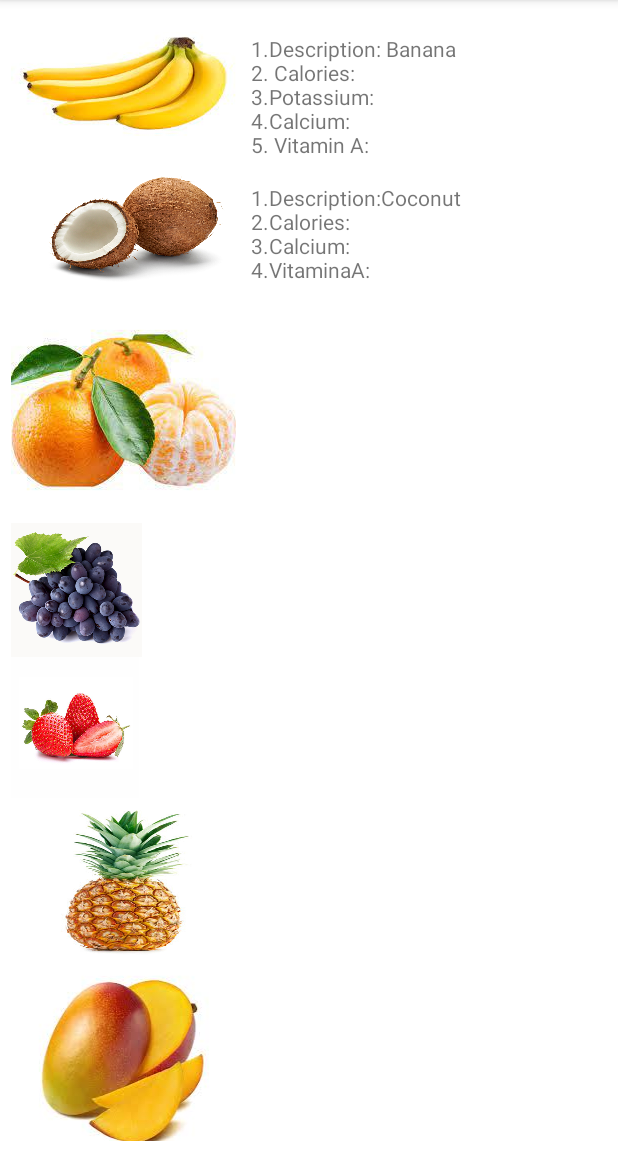
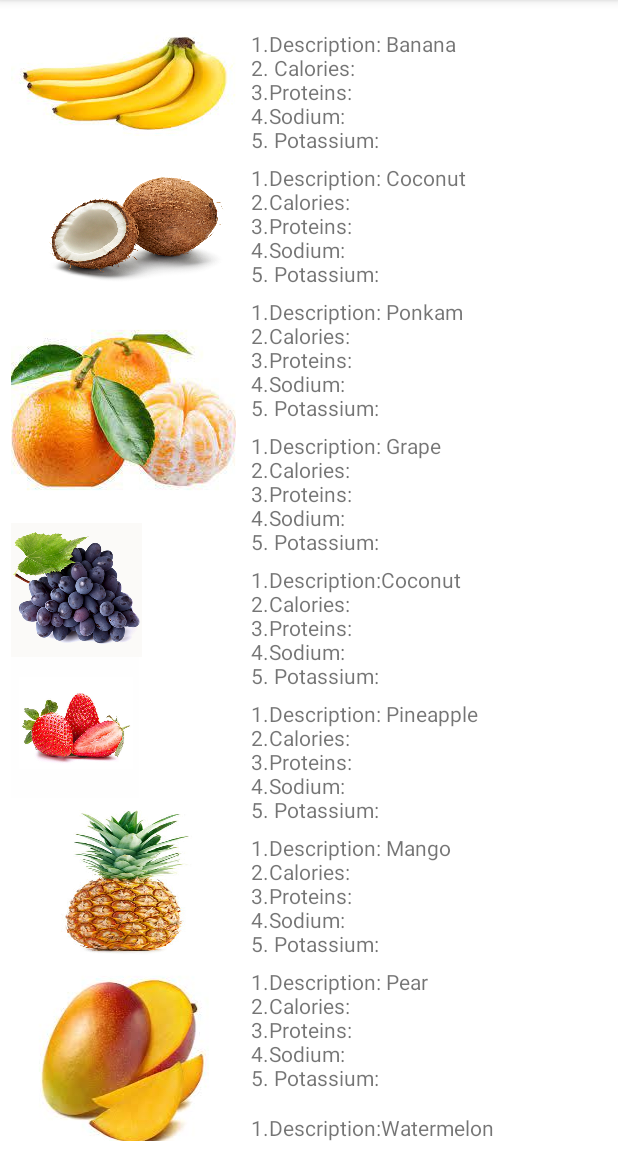
Before and after one commit to AkaciaPark/nutricional-value-display, an Android app: the screen it shows after launch (MainActivity), on a phone screen of 412 x 824 dp, the part 84-1236 px from its top. Run offline under Robolectric (Android 15) with nearby library versions, the phone set to English and light mode, and no system bars; 1 statement that could not run was skipped.

Commit message:
add text to all images

```diff
--- a/app/src/main/res/layout/activity_main.xml
+++ b/app/src/main/res/layout/activity_main.xml
@@ -77,25 +77,89 @@
 
 
             <TextView
-                android:id="@+id/textView"
+                android:id="@+id/BananaText"
                 android:layout_width="wrap_content"
                 android:layout_height="wrap_content"
-                android:text="1.Description: Banana \n2. Calories: \n3.Potassium:\n4.Calcium:\n5. Vitamin A:"
+                android:text="1.Description: Banana \n2. Calories: \n3.Proteins:\n4.Sodium:\n5. Potassium:"
                 android:textSize="14dp"
-                android:paddingTop="15dp"
+                android:paddingTop="12dp"
                 android:paddingLeft="10dp"
                 app:layout_constraintEnd_toEndOf="parent"
                 app:layout_constraintStart_toStartOf="parent"
                 app:layout_constraintTop_toTopOf="parent" />
 
             <TextView
+                android:id="@+id/CoconutText"
                 android:layout_width="match_parent"
                 android:layout_height="wrap_content"
+                android:paddingTop="6dp"
                 android:paddingLeft="10dp"
-                android:text="\n1.Description:Coconut\n2.Calories:\n3.Calcium:\n4.VitaminaA:"
+                android:text="1.Description: Coconut \n2.Calories:\n3.Proteins:\n4.Sodium:\n5. Potassium:"
                 android:textSize="14dp"
                 app:layout_constraintTop_toBottomOf="@+id/textView"
                 tools:layout_editor_absoluteX="0dp" />
+
+            <TextView
+                android:id="@+id/PonkamText"
+                android:layout_width="wrap_content"
+                android:layout_height="wrap_content"
+                android:paddingTop="6dp"
+                android:paddingLeft="10dp"
+                android:text="1.Description: Ponkam\n2.Calories:\n3.Proteins:\n4.Sodium:\n5. Potassium:"/>
+
+            <TextView
+                android:id="@+id/GrapeText"
+                android:layout_width="wrap_content"
+                android:layout_height="wrap_content"
+                android:paddingTop="6dp"
+                android:paddingLeft="10dp"
+                android:text="1.Description: Grape\n2.Calories:\n3.Proteins:\n4.Sodium:\n5. Potassium:"/>
+
+            <TextView
+                android:id="@+id/StrawberryText"
+                android:layout_width="wrap_content"
+                android:layout_height="wrap_content"
+                android:paddingTop="6dp"
+                android:paddingLeft="10dp"
+                android:text="1.Description:Coconut\n2.Calories:\n3.Proteins:\n4.Sodium:\n5. Potassium:"/>
+
+            <TextView
+                android:id="@+id/PineappleText"
+                android:layout_width="wrap_content"
+                android:layout_height="wrap_content"
+                android:paddingTop="6dp"
+                android:paddingLeft="10dp"
+                android:text="1.Description: Pineapple\n2.Calories:\n3.Proteins:\n4.Sodium:\n5. Potassium:"/>
+
+            <TextView
+                android:id="@+id/MangoText"
+                android:layout_width="wrap_content"
+                android:layout_height="wrap_content"
+                android:paddingTop="6dp"
+                android:paddingLeft="10dp"
+                android:text="1.Description: Mango\n2.Calories:\n3.Proteins:\n4.Sodium:\n5. Potassium:"/>
+
+            <TextView
+                android:id="@+id/PearText"
+                android:layout_width="wrap_content"
+                android:layout_height="wrap_content"
+                android:paddingTop="6dp"
+                android:paddingLeft="10dp"
+                android:text="1.Description: Pear\n2.Calories:\n3.Proteins:\n4.Sodium:\n5. Potassium:"/>
+
+            <TextView
+                android:id="@+id/WatermelonText"
+                android:layout_width="wrap_content"
+                android:layout_height="wrap_content"
+                android:paddingTop="14dp"
+                android:paddingLeft="10dp"
+                android:text="1.Description:Watermelon\n2.Calories:\n3.Proteins:\n4.Sodium:\n5. Potassium:"/>
+
+
+
+
+
+
 
 
         </LinearLayout>
```
